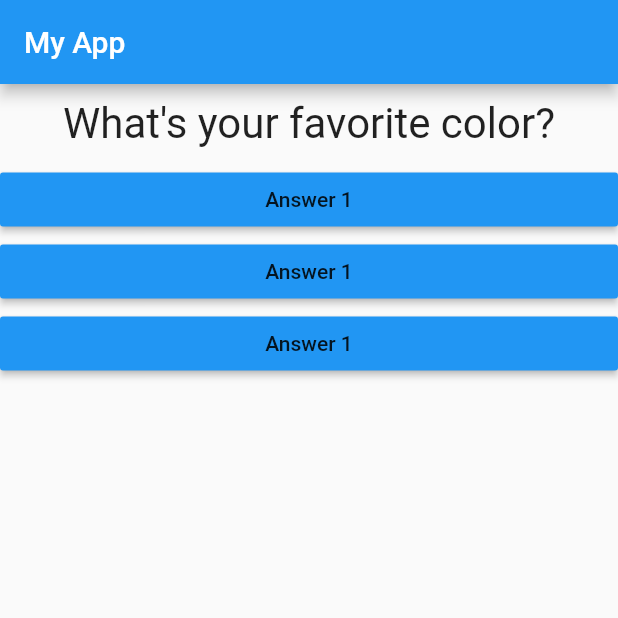
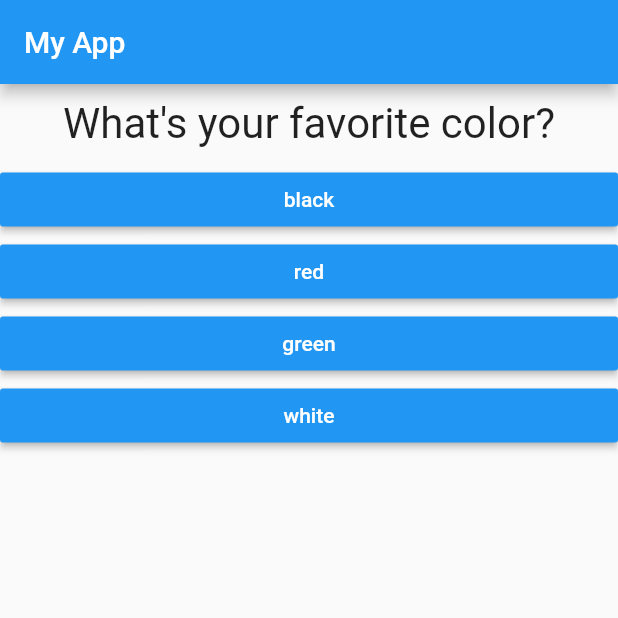
Before and after one commit to FrancaTM/quiz-app, a Flutter app: the screen it shows after launch, on a phone screen of 412 x 824 dp, the top half of it. Run offline on Flutter 3.47's test engine with Material 2 defaults, Android fonts, the phone set to English and light mode, and no system bars.

```diff
--- a/lib/answer.dart
+++ b/lib/answer.dart
@@ -2,8 +2,9 @@ import 'package:flutter/material.dart';
 
 class Answer extends StatelessWidget {
   final Function selectHandler;
+  final String answerText;
 
-  Answer(this.selectHandler);
+  Answer(this.selectHandler, this.answerText);
 
   @override
   Widget build(BuildContext context) {
@@ -11,7 +12,8 @@ class Answer extends StatelessWidget {
       width: double.infinity,
       child: RaisedButton(
         color: Colors.blue,
-        child: Text('Answer 1'),
+        textColor: Colors.white,
+        child: Text(answerText),
         onPressed: selectHandler,
       ),
     );
--- a/lib/main.dart
+++ b/lib/main.dart
@@ -18,8 +18,18 @@ class _MyAppState extends State<MyApp> {
   var _questionIndex = 0;
 
   var _questions = [
-    'What\'s your favorite color?',
-    'What\'s your favorite animal?',
+    {
+      'questionText': 'What\'s your favorite color?',
+      'answers': ['black', 'red', 'green', 'white'],
+    },
+    {
+      'questionText': 'What\'s your favorite animal?',
+      'answers': ['rabbit', 'lion', 'snake', 'elephant'],
+    },
+    {
+      'questionText': 'Who\'s your favorite instructor?',
+      'answers': ['max', 'angela', 'lecheta', 'other'],
+    },
   ];
 
   void _answerQuestion() {
@@ -38,10 +48,11 @@ class _MyAppState extends State<MyApp> {
         ),
         body: Column(
           children: <Widget>[
-            Question(_questions[_questionIndex]),
-            Answer(_answerQuestion),
-            Answer(_answerQuestion),
-            Answer(_answerQuestion),
+            Question(_questions[_questionIndex]['questionText']),
+            ...(_questions[_questionIndex]['answers'] as List<String>)
+                .map((answer) {
+              return Answer(_answerQuestion, answer);
+            }).toList(),
           ],
         ),
       ),
```
